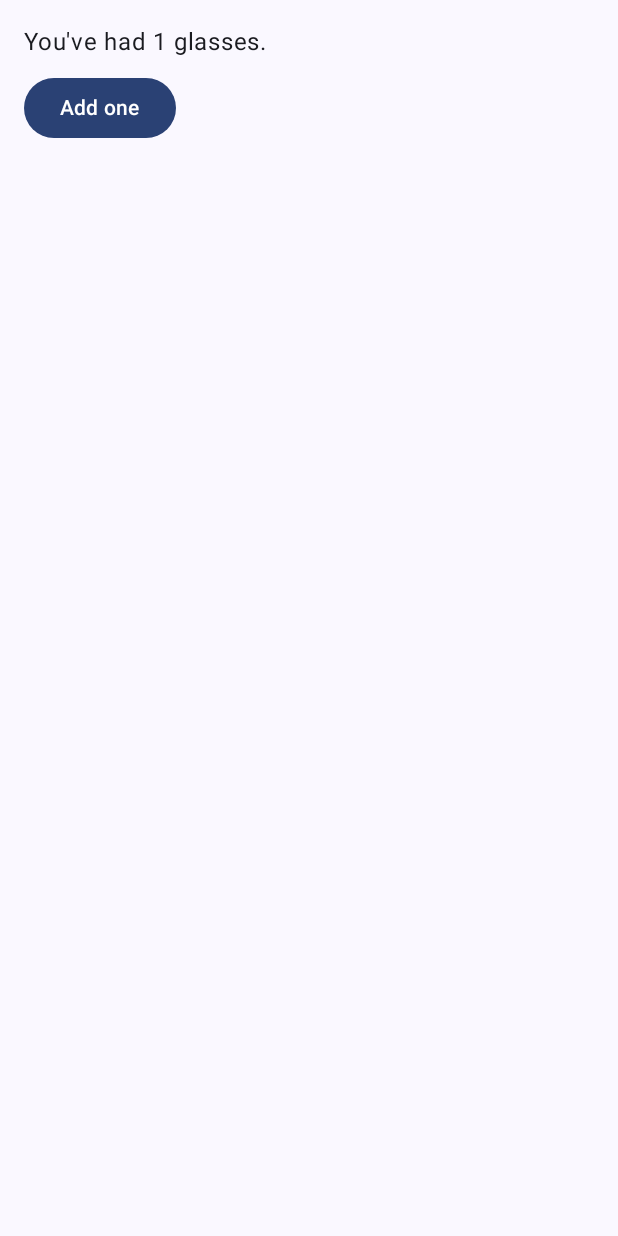
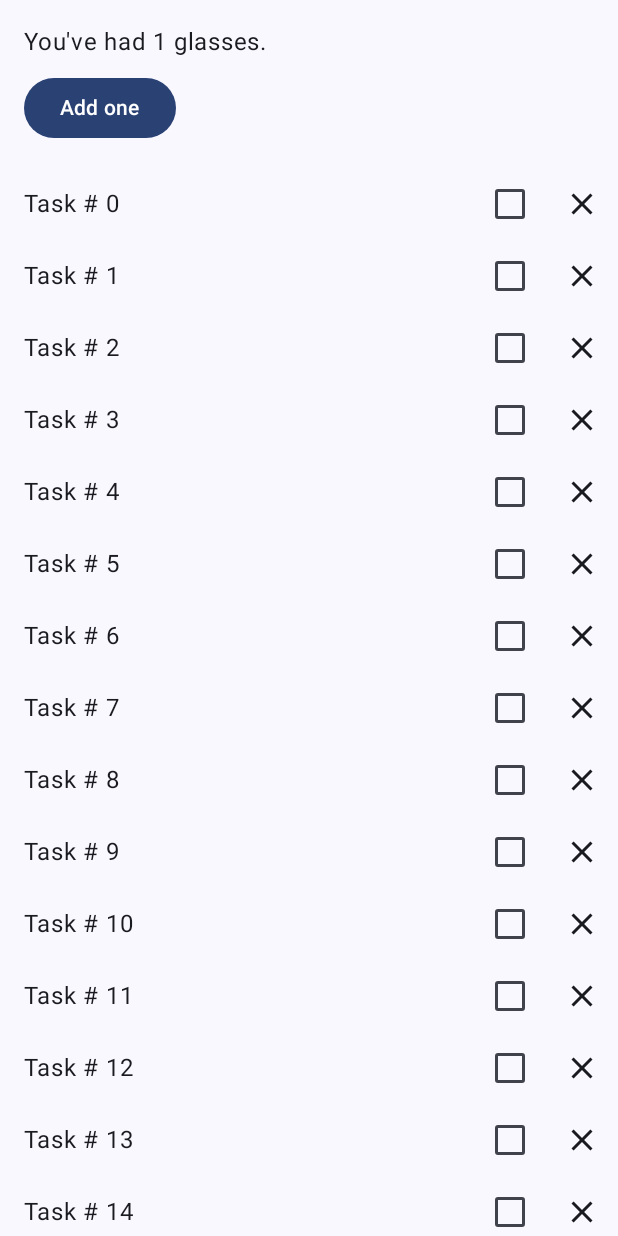
Before and after one commit to wittyurchin/kotlincompose, an Android app built with Jetpack Compose: the composable WellnessScreen shown on its own in the app's theme, after a tap on "Add one", on a phone screen of 412 x 824 dp. Run offline under Robolectric (Android 15) with nearby library versions, the phone set to English and light mode, and no system bars.

Commit message:
State in jetpack compose tutorial completed. WORKING

```diff
--- a/app/build.gradle.kts
+++ b/app/build.gradle.kts
@@ -63,6 +63,7 @@ dependencies {
     implementation(libs.androidx.material3)
     implementation(libs.identity.doctypes.jvm)
     implementation(libs.androidx.material.icons.extended)
+    implementation(libs.androidx.lifecycle.viewmodel.compose)
     testImplementation(libs.junit)
     androidTestImplementation(libs.androidx.junit)
     androidTestImplementation(libs.androidx.espresso.core)
--- a/app/src/main/java/com/wittyurchin/basicstatecodelab/WellnessScreen.kt
+++ b/app/src/main/java/com/wittyurchin/basicstatecodelab/WellnessScreen.kt
@@ -1,7 +1,5 @@
 import androidx.compose.foundation.layout.padding
 import androidx.compose.material3.Text
-import androidx.compose.runtime.Composable
-import androidx.compose.ui.Modifier
 import androidx.compose.ui.unit.dp
 import androidx.compose.material3.Button
 import androidx.compose.foundation.layout.Column
@@ -10,29 +8,106 @@ import androidx.compose.runtime.mutableStateOf
 import androidx.compose.runtime.remember
 import androidx.compose.runtime.getValue
 import androidx.compose.runtime.setValue
+import androidx.compose.foundation.layout.Row
+import androidx.compose.material3.Icon
+import androidx.compose.material3.IconButton
+import androidx.compose.material3.Text
+import androidx.compose.material.icons.Icons
+import androidx.compose.material.icons.filled.Close
+import androidx.compose.runtime.Composable
+import androidx.compose.ui.Alignment
+import androidx.compose.ui.Modifier
+import androidx.compose.ui.unit.dp
+import androidx.compose.foundation.layout.padding
+import androidx.compose.runtime.saveable.rememberSaveable
+import androidx.compose.material3.Checkbox
+import androidx.compose.runtime.getValue
+import androidx.compose.runtime.setValue
+import androidx.compose.runtime.mutableStateOf
+import androidx.compose.runtime.remember
+import androidx.compose.foundation.layout.Column
+import com.wittyurchin.basicstatecodelab.WellnessTasksList
+import androidx.compose.runtime.remember
+import androidx.compose.runtime.toMutableStateList
+
+import androidx.lifecycle.viewmodel.compose.viewModel
+import com.wittyurchin.basicstatecodelab.WellnessViewModel
 
 @Composable
-fun WellnessScreen(modifier: Modifier = Modifier) {
-    WaterCounter(modifier)
+fun WellnessScreen(
+    modifier: Modifier = Modifier,
+    wellnessViewModel: WellnessViewModel = viewModel()
+) {
+    Column(modifier = modifier) {
+        StatefulCounter()
+
+        WellnessTasksList(
+            list = wellnessViewModel.tasks,
+            onCheckedTask = { task, checked ->
+                wellnessViewModel.changeTaskChecked(task, checked)
+            },
+            onCloseTask = { task -> wellnessViewModel.remove(task) })
+    }
+}
+private fun getWellnessTasks() = List(30) { i -> WellnessTask(i, "Task # $i") }
+
+@Composable
+fun StatefulCounter(modifier: Modifier = Modifier) {
+    var count by rememberSaveable { mutableStateOf(0) }
+    StatelessCounter(count, { count++ }, modifier)
 }
 
-
-
-
-
-
-
-
-
-
 @Composable
-fun WaterCounter(modifier: Modifier = Modifier) {
+fun StatelessCounter(count: Int, onIncrement: () -> Unit, modifier: Modifier = Modifier) {
     Column(modifier = modifier.padding(16.dp)) {
-        var count by remember { mutableStateOf(0) }
-
-        Text("You've had $count glasses.")
-        Button(onClick = { count++ }, Modifier.padding(top = 8.dp)) {
+        if (count > 0) {
+            Text("You've had $count glasses.")
+        }
+        Button(onClick = onIncrement, Modifier.padding(top = 8.dp), enabled = count < 10) {
             Text("Add one")
         }
     }
 }
+
+//
+//@Composable
+//fun WellnessTaskItem(
+//    taskName: String, onClose: () -> Unit, modifier: Modifier = Modifier
+//) {
+//    var checkedState by rememberSaveable { mutableStateOf(false) }
+//
+//    WellnessTaskItem(
+//        taskName = taskName,
+//        checked = checkedState,
+//        onCheckedChange = { newValue -> checkedState = newValue },
+//        onClose = onClose,
+//        modifier = modifier,
+//    )
+//}
+
+@Composable
+fun WellnessTaskItem(
+    taskName: String,
+    checked: Boolean,
+    onCheckedChange: (Boolean) -> Unit,
+    onClose: () -> Unit,
+    modifier: Modifier = Modifier
+) {
+    Row(
+        modifier = modifier, verticalAlignment = Alignment.CenterVertically
+    ) {
+        Text(
+            modifier = Modifier
+                .weight(1f)
+                .padding(start = 16.dp),
+            text = taskName
+        )
+        Checkbox(
+            checked = checked,
+            onCheckedChange = onCheckedChange
+        )
+        IconButton(onClick = onClose) {
+            Icon(Icons.Filled.Close, contentDescription = "Close")
+        }
+    }
+}
--- /dev/null
+++ b/app/src/main/java/com/wittyurchin/basicstatecodelab/WellnessTask.kt
@@ -0,0 +1,11 @@
+import androidx.compose.runtime.getValue
+import androidx.compose.runtime.mutableStateOf
+import androidx.compose.runtime.setValue
+
+class WellnessTask(
+    val id: Int,
+    val label: String,
+    initialChecked: Boolean = false
+) {
+    var checked by mutableStateOf(initialChecked)
+}
--- /dev/null
+++ b/app/src/main/java/com/wittyurchin/basicstatecodelab/WellnessTasksList.kt
@@ -0,0 +1,35 @@
+package com.wittyurchin.basicstatecodelab
+
+import WellnessTask
+import WellnessTaskItem
+import androidx.compose.foundation.lazy.LazyColumn
+import androidx.compose.foundation.lazy.items
+import androidx.compose.runtime.Composable
+import androidx.compose.ui.Modifier
+import androidx.compose.runtime.remember
+
+
+
+
+@Composable
+fun WellnessTasksList(
+    list: List<WellnessTask>,
+    onCheckedTask: (WellnessTask, Boolean) -> Unit,
+    onCloseTask: (WellnessTask) -> Unit,
+    modifier: Modifier = Modifier
+) {
+    LazyColumn(modifier = modifier) {
+        items(
+            items = list,
+            key = { task -> task.id }
+        ) {
+            task ->
+            WellnessTaskItem(
+                taskName = task.label,
+                checked = task.checked,
+                onCheckedChange = { checked -> onCheckedTask(task, checked) },
+                onClose = { onCloseTask(task) }
+            )
+        }
+    }
+}
--- a/app/src/main/res/values/strings.xml
+++ b/app/src/main/res/values/strings.xml
@@ -1,5 +1,6 @@
 <resources>
     <string name="app_name">ComposeTutorial</string>
+    <string name="app_name_1">WellnessApp</string>
     <string name="show_less">Show less</string>
     <string name="show_more">Show more</string>
 </resources>
```
Also changed, not shown: app/src/main/AndroidManifest.xml (+13 -2 lines), app/src/main/java/com/wittyurchin/basicstatecodelab/WellnessViewModel.kt (added, +23 -0 lines).
